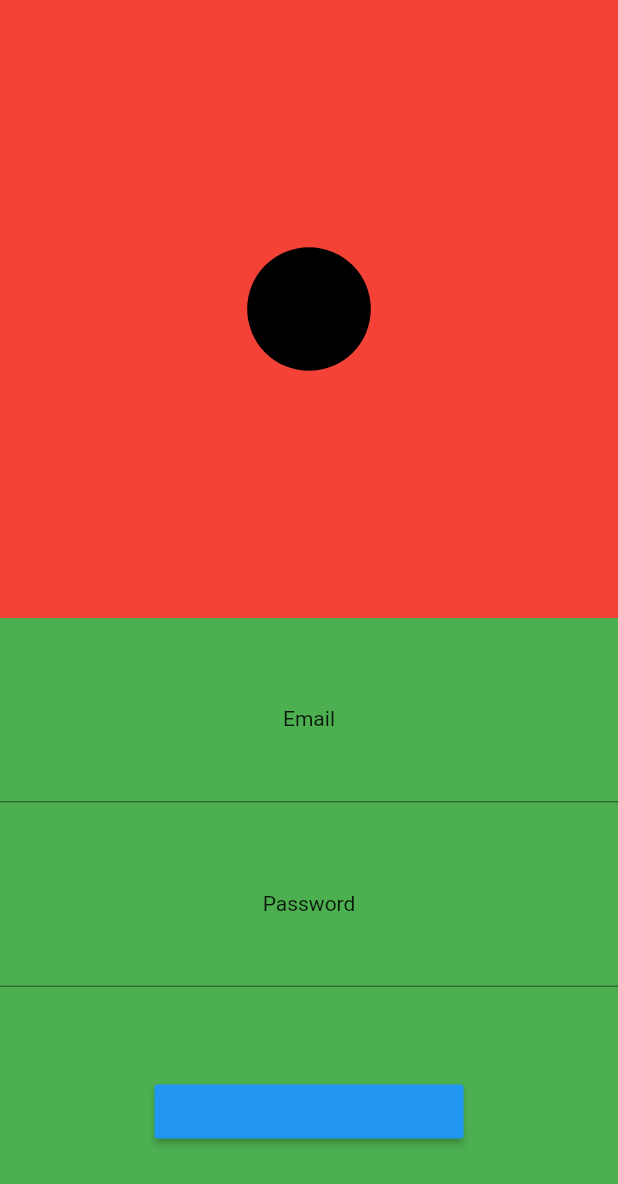
After one commit to hacker-dome/pokedex, a Flutter app: the LoginScreen screen opened directly, on a phone screen of 412 x 824 dp. The commit adds this screen. Shown: the top 1184 px of the screen. Run offline on Flutter 3.47's test engine with Material 2 defaults, Android fonts, the phone set to English and light mode, and no system bars; statements that could not run were skipped.

Commit message:
Agregando Login

```diff
--- a/lib/main.dart
+++ b/lib/main.dart
@@ -1,4 +1,6 @@
 import 'package:flutter/material.dart';
+
+import 'package:pokedex/src/page/login_page.dart';
 
 
 void main() => runApp(MainApp());
--- /dev/null
+++ b/lib/src/page/login_page.dart
@@ -0,0 +1,159 @@
+import 'package:flutter/material.dart';
+
+class LoginScreen extends StatelessWidget {
+  @override
+  Widget build(BuildContext context) {
+    MediaQueryData mdq = MediaQuery.of(context);
+    print(mdq.size.height);
+    print(mdq.size.width);
+    if(mdq.orientation == Orientation.portrait){
+    return Scaffold(
+      body: SafeArea(
+          child: Stack(
+            children: <Widget>[
+               Column(
+                      children: <Widget>[
+                        Expanded(child:Container(color:Colors.red)),
+                         Expanded(child:Container(color:Colors.green)),
+                      ],
+                    ),
+              ListView(
+                shrinkWrap: true,
+                children: <Widget>[
+                  Container(
+                    height: (mdq.size.height - mdq.viewInsets.bottom)*0.5,
+                    child: Center(
+                      child: Container(
+                        width: mdq.size.width * 0.2,
+                        height:(mdq.size.height - mdq.viewInsets.bottom) * 0.2,
+                        decoration: BoxDecoration(
+                          shape: BoxShape.circle,
+                          color: Colors.black,
+                        ),
+                      ),
+                    ),
+                  ),
+                  Container(
+                    height: (mdq.size.height - mdq.viewInsets.bottom)*0.5,
+                    child: Column(
+                      mainAxisAlignment: MainAxisAlignment.spaceEvenly,
+                      children: <Widget>[
+                        Column(
+                          children: <Widget>[
+                            Text("Email"),
+                            TextField(),
+                          ],
+                        ),
+                        Column(
+                          children: <Widget>[
+                            Text("Password"),
+                            TextField(),
+                          ],
+                        ),
+                        ButtonTheme(
+                          minWidth: mdq.size.width*0.5,
+                          child: RaisedButton(
+                            onPressed: (){},
+                          )),
+                      ],
+                    ),
+                  ),
+                ],
+              ),
+            ],
+          ),
+        ),
+    );}
+    else{
+      return Scaffold(
+              body: SafeArea(
+                child: Stack(
+                  children: <Widget>[
+                    Column(
+                      children: <Widget>[
+                        Expanded(child:Container(color:Colors.red)),
+                         Expanded(child:Container(color:Colors.green)),
+                      ],
+                    ),
+                    Row(
+            children: <Widget>[
+               Container(
+                        width: mdq.size.width*0.3,
+                        child: Center(
+                          child: Container(
+                            width: mdq.size.width * 0.2,
+                            height: mdq.size.height * 0.2,
+                            decoration: BoxDecoration(
+                              shape: BoxShape.circle,
+                              color: Colors.black,
+                            ),
+                          ),
+                        ),
+                      ),
+                       Container(
+                        width: mdq.size.width*0.7,
+                        child:  Column(
+                          mainAxisAlignment: MainAxisAlignment.center,
+                          crossAxisAlignment: CrossAxisAlignment.center,
+                          children: <Widget>[
+                            Column(
+                              children: <Widget>[
+                                Text("Email"),
+                                TextField(),
+                              ],
+                            ),
+                            Column(
+                              children: <Widget>[
+                                Text("Password"),
+                                TextField(),
+                              ],
+                            ),
+                            ButtonTheme(
+                              minWidth: mdq.size.width*0.5,
+                              child: RaisedButton(
+                                onPressed: (){},
+                              )),
+                          ],
+                        ),
+                      ),
+            ],
+          ),
+                  ],
+                ),
+        ),
+      );
+    }
+    /*return Scaffold(
+      body: SafeArea(
+        child: Column(
+          children: <Widget>[
+            SizedBox(height:50),
+            Container(
+              width:150,
+              height:150,
+              decoration: BoxDecoration(
+                shape: BoxShape.circle,
+                color: Colors.black,
+              ),
+            ),
+                        SizedBox(height:90),
+             Text("Email",textAlign: TextAlign.left,),
+                                     SizedBox(height:10),
+
+             TextField(),
+                                     SizedBox(height:90),
+
+              Text("Password"),
+                                      SizedBox(height:10),
+
+             TextField(),
+                                     SizedBox(height:50),
+
+             RaisedButton(),
+          ],
+
+        ),
+      )
+    );*/
+  }
+}
```
